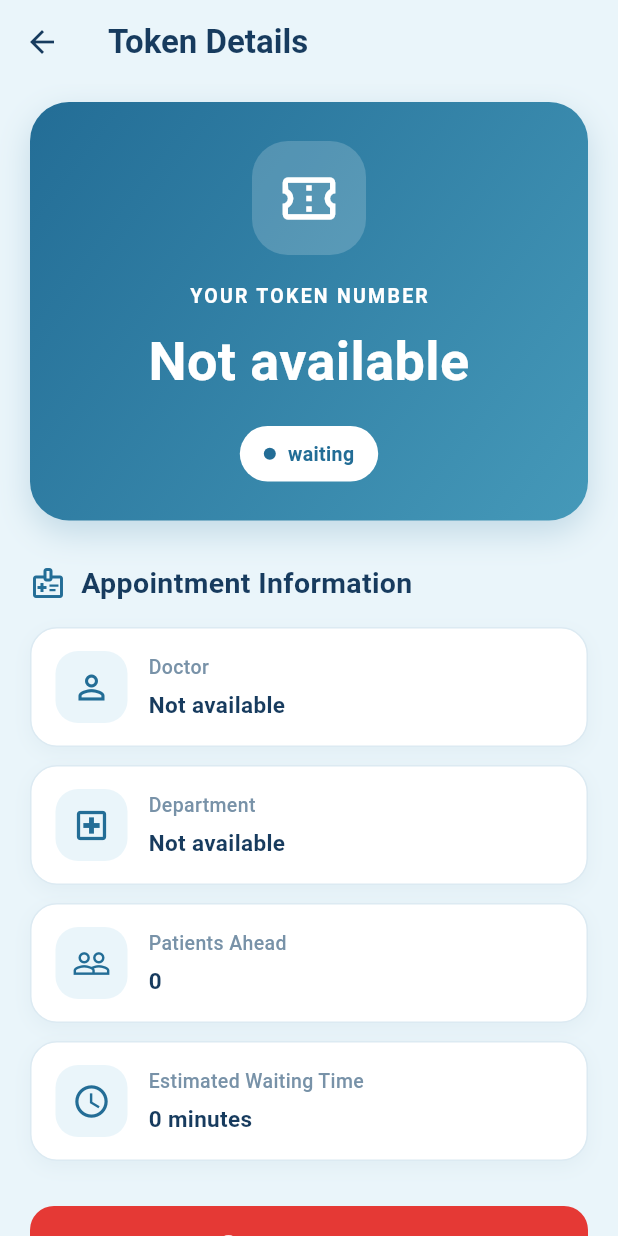
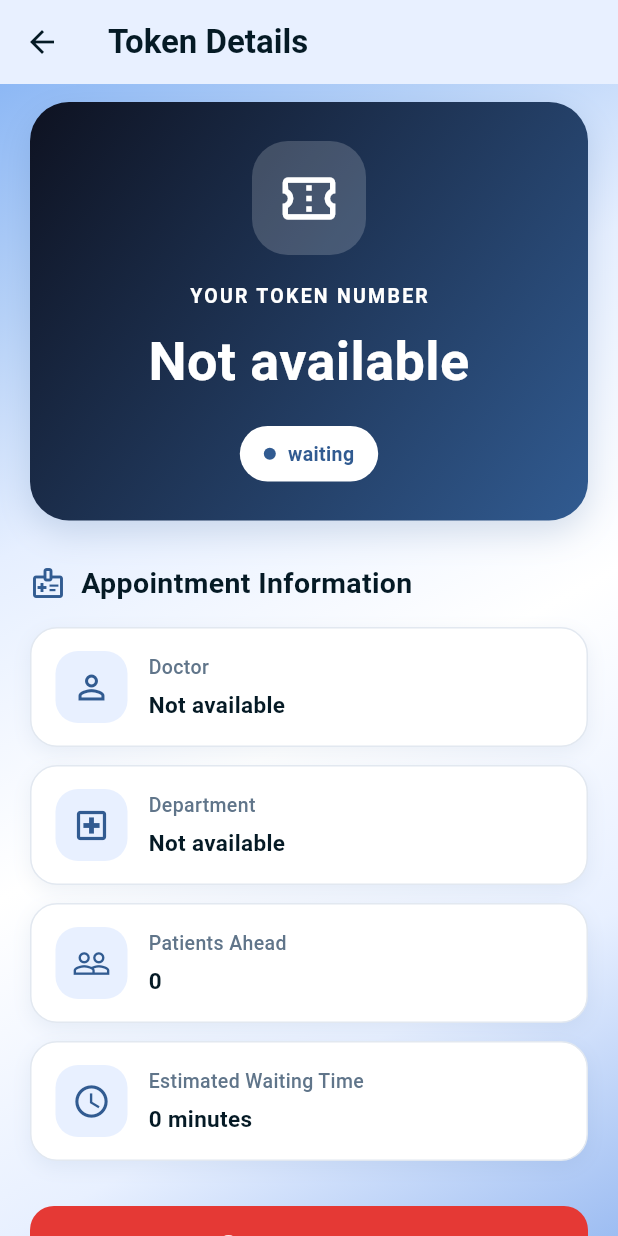
Before and after one commit to saumyasolanki41-sys/smart-hospital-queue-management-system, a Flutter app: the TokenDetailsScreen screen opened directly with empty values, on a phone screen of 412 x 824 dp. Run offline on Flutter 3.47's test engine with Material 3 defaults, Android fonts, the phone set to English and light mode, and no system bars; our stand-ins replace flutter_secure_storage, geolocator, google_sign_in; accounts and stored records are empty.

Commit message:
ui upadate

```diff
--- a/lib/view/token_details_screen.dart
+++ b/lib/view/token_details_screen.dart
@@ -1,3 +1,4 @@
+
 import 'package:flutter/material.dart';
 import 'package:provider/provider.dart';
 import '../models/token_model.dart';
@@ -18,10 +19,12 @@ class TokenDetailsScreen extends StatefulWidget {
 class _TokenDetailsScreenState extends State<TokenDetailsScreen> {
   bool _isCancelling = false;
 
-  static const Color primaryBlue = Color(0xFF236D96);
-  static const Color darkBlue = Color(0xFF173B5E);
-  static const Color backgroundColor = Color(0xFFEAF5FA);
-  // static const Color lightBlue = Color(0xFFDCEFF7);
+  static const Color primaryBlue = Color.fromARGB(255, 14, 18, 33);
+  static const Color darkBlue = Color.fromARGB(255, 5, 26, 37);
+  static const Color backgroundColor = Color(0xFFE8F0FF);
+  // static const Color mutedColor = Color(0xFF60758A);
+  static const Color accentBlue = Color(0xFF315B91);
+  // static const Color borderColor = Color(0xFFE2E8F0);
 
   String _displayValue(
     dynamic value, [
@@ -50,7 +53,7 @@ class _TokenDetailsScreenState extends State<TokenDetailsScreen> {
       case 'in progress':
         return Colors.orange.shade800;
       default:
-        return primaryBlue;
+        return accentBlue;
     }
   }
 
@@ -154,6 +157,10 @@ class _TokenDetailsScreenState extends State<TokenDetailsScreen> {
   Widget build(BuildContext context) {
     final tokenController = context.watch<TokenController>();
 
+    final isDark =
+        Theme.of(context).brightness == Brightness.dark;
+    final colors = Theme.of(context).colorScheme;
+
     final status = _displayValue(widget.token.status, 'Pending');
     final statusColor = _statusColor(status);
     final canCancel = _canCancel(status);
@@ -161,21 +168,39 @@ class _TokenDetailsScreenState extends State<TokenDetailsScreen> {
         _isCancelling || tokenController.isCancelling;
 
     return Scaffold(
-      backgroundColor: backgroundColor,
+      backgroundColor: isDark ? colors.surface : backgroundColor,
       appBar: AppBar(
-        backgroundColor: backgroundColor,
-        foregroundColor: darkBlue,
+        backgroundColor: isDark ? colors.surface : backgroundColor,
+        foregroundColor: isDark ? colors.onSurface : darkBlue,
         elevation: 0,
         centerTitle: false,
-        title: const Text(
+        title: Text(
           'Token Details',
           style: TextStyle(
             fontWeight: FontWeight.bold,
-            color: darkBlue,
+            color: isDark ? colors.onSurface : darkBlue,
           ),
         ),
       ),
-      body: ListView(
+      body: Container(
+        decoration: BoxDecoration(
+          gradient: isDark
+              ? null
+              : const LinearGradient(
+                  colors: [
+                    Color(0xFF8DB8F5),
+                    Color(0xFFB7D2F8),
+                    Color(0xFFE6EFFF),
+                    Colors.white,
+                    Color(0xFFE8F0FF),
+                    Color(0xFF9DBDF2),
+                  ],
+                  stops: [0.0, 0.16, 0.32, 0.55, 0.78, 1.0],
+                  begin: Alignment.topLeft,
+                  end: Alignment.bottomRight,
+                ),
+        ),
+        child: ListView(
           padding: const EdgeInsets.fromLTRB(20, 12, 20, 28),
           children: [
             // Token number card
@@ -184,8 +209,8 @@ class _TokenDetailsScreenState extends State<TokenDetailsScreen> {
               decoration: BoxDecoration(
                 gradient: const LinearGradient(
                   colors: [
-                  Color(0xFF236D96),
-                  Color(0xFF4599B9),
+                    Color.fromARGB(255, 14, 18, 33),
+                    Color(0xFF315B91),
                   ],
                   begin: Alignment.topLeft,
                   end: Alignment.bottomRight,
@@ -193,7 +218,7 @@ class _TokenDetailsScreenState extends State<TokenDetailsScreen> {
                 borderRadius: BorderRadius.circular(26),
                 boxShadow: [
                   BoxShadow(
-                  color: primaryBlue.withValues(alpha: 0.20),
+                    color: accentBlue.withValues(alpha: 0.18),
                     blurRadius: 18,
                     offset: const Offset(0, 8),
                   ),
@@ -278,7 +303,7 @@ class _TokenDetailsScreenState extends State<TokenDetailsScreen> {
               children: [
                 Icon(
                   Icons.medical_information_outlined,
-                color: primaryBlue,
+                  color: accentBlue,
                   size: 24,
                 ),
                 SizedBox(width: 10),
@@ -392,6 +417,7 @@ class _TokenDetailsScreenState extends State<TokenDetailsScreen> {
             ),
           ],
         ),
+      ),
     );
   }
 }
@@ -407,11 +433,16 @@ class _InfoCard extends StatelessWidget {
     required this.value,
   });
 
-  static const Color primaryBlue = Color(0xFF236D96);
-  static const Color darkBlue = Color(0xFF173B5E);
+  // static const Color primaryBlue = Color.fromARGB(255, 14, 18, 33);
+  static const Color darkBlue = Color.fromARGB(255, 5, 26, 37);
+  static const Color accentBlue = Color(0xFF315B91);
 
   @override
   Widget build(BuildContext context) {
+    final isDark =
+        Theme.of(context).brightness == Brightness.dark;
+    final colors = Theme.of(context).colorScheme;
+
     return Container(
       margin: const EdgeInsets.only(bottom: 12),
       padding: const EdgeInsets.symmetric(
@@ -419,14 +450,14 @@ class _InfoCard extends StatelessWidget {
         vertical: 15,
       ),
       decoration: BoxDecoration(
-        color: Colors.white,
+        color: isDark ? colors.surfaceContainer : Colors.white,
         borderRadius: BorderRadius.circular(18),
         border: Border.all(
-          color: const Color(0xFFDCEAF2),
+          color: isDark ? colors.outlineVariant : const Color(0xFFE2E8F0),
         ),
         boxShadow: [
           BoxShadow(
-            color: const Color(0xFF285C7D).withValues(alpha: 0.05),
+            color: accentBlue.withValues(alpha: 0.08),
             blurRadius: 10,
             offset: const Offset(0, 4),
           ),
@@ -438,12 +469,12 @@ class _InfoCard extends StatelessWidget {
             height: 48,
             width: 48,
             decoration: BoxDecoration(
-              color: const Color(0xFFEAF5FA),
+              color: const Color(0xFFE8F0FF),
               borderRadius: BorderRadius.circular(15),
             ),
             child: Icon(
               icon,
-              color: primaryBlue,
+              color: accentBlue,
               size: 26,
             ),
           ),
@@ -455,7 +486,7 @@ class _InfoCard extends StatelessWidget {
                 Text(
                   title,
                   style: const TextStyle(
-                    color: Color(0xFF7892A8),
+                    color: Color(0xFF60758A),
                     fontSize: 13,
                     fontWeight: FontWeight.w500,
                   ),
@@ -463,8 +494,8 @@ class _InfoCard extends StatelessWidget {
                 const SizedBox(height: 5),
                 Text(
                   value,
-                  style: const TextStyle(
-                    color: darkBlue,
+                  style: TextStyle(
+                    color: isDark ? colors.onSurface : darkBlue,
                     fontSize: 15,
                     fontWeight: FontWeight.w600,
                   ),
```
Lines whose indentation alone changed are shown as unchanged.
